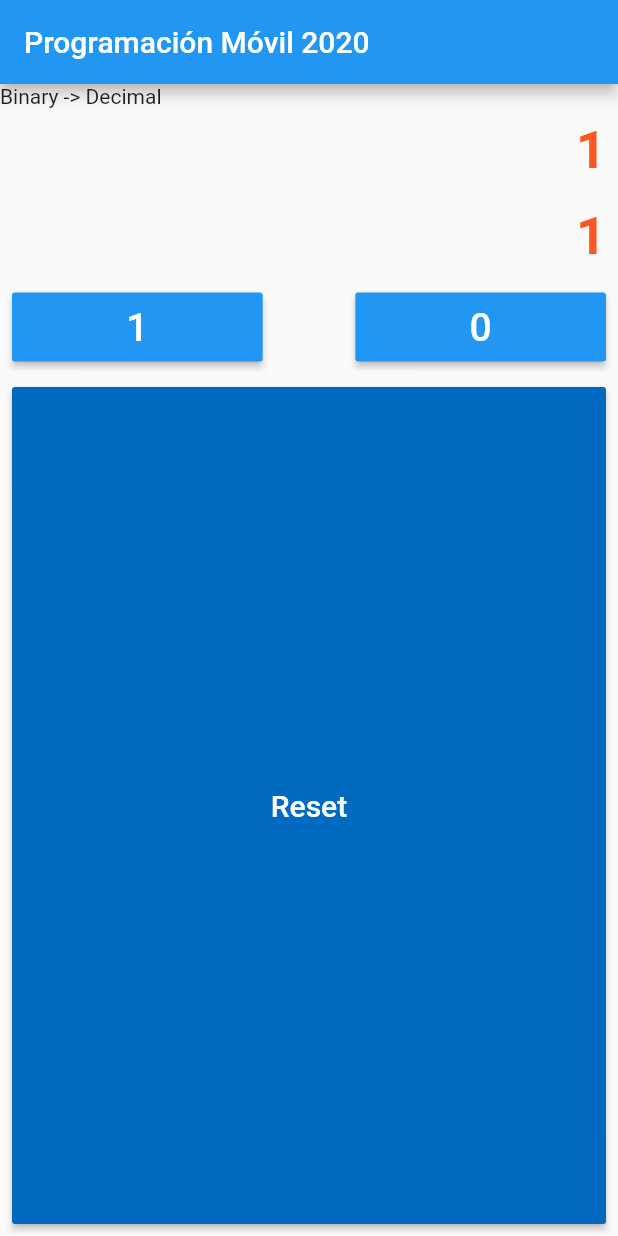
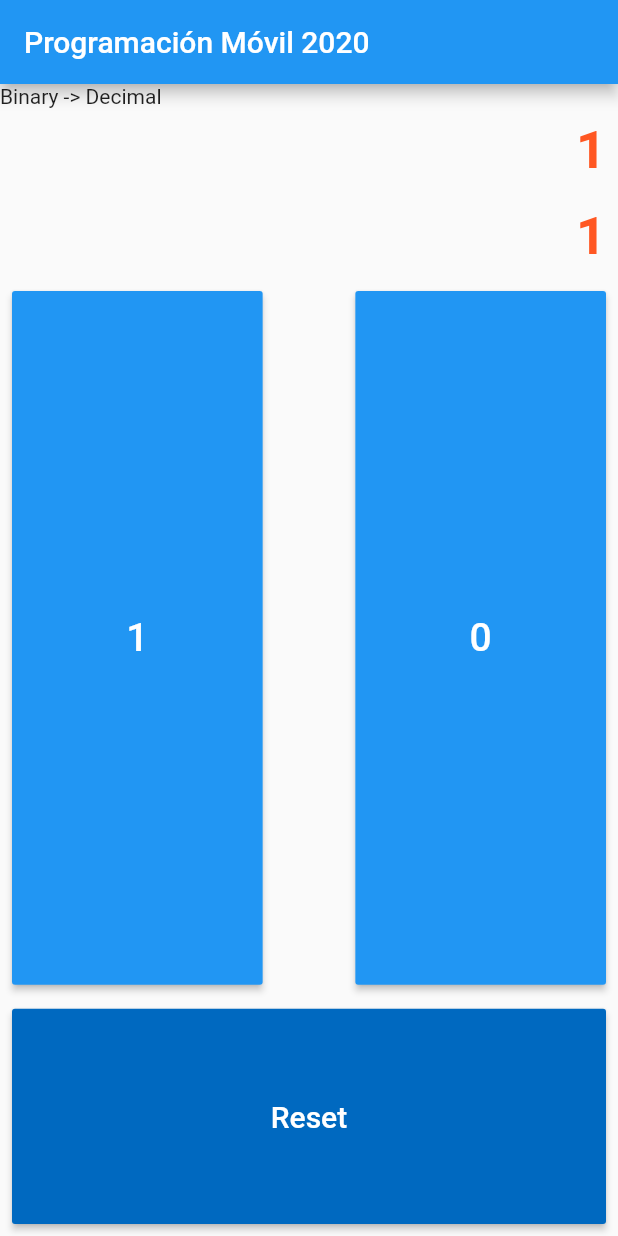
Before and after one commit to augustosalazar/F_Template_BinaryDecimalConverter, a Flutter app: the screen it shows after launch, after a tap on an icon or button, on a phone screen of 412 x 824 dp. Run offline on Flutter 3.47's test engine with Material 2 defaults, Android fonts, the phone set to English and light mode, and no system bars.

Commit message:
small code clean up

```diff
--- a/lib/widgets/converter.dart
+++ b/lib/widgets/converter.dart
@@ -59,43 +59,19 @@ class _ConverterState extends State<Converter> {
                         color:
                             Color(int.parse("#FF5722".replaceAll('#', '0xff'))),
                         fontSize: 35))),
-            Row(children: <Widget>[
-              Expanded(
-                flex: 4,
-                child: Padding(
-                  padding: const EdgeInsets.all(8.0),
-                  child: MaterialButton(
-                    color: Colors.blue,
-                    padding: const EdgeInsets.all(8.0),
-                    child: Text(
-                      "1",
-                      style: new TextStyle(fontSize: 26.0, color: Colors.white),
-                    ),
-                    onPressed: () {
-                      _onPressed(1);
-                    },
-                  ),
-                ),
+            Expanded(
+              flex: 3,
+              child: SizedBox(
+                height: double.infinity,
+                child: Row(
+                  crossAxisAlignment: CrossAxisAlignment.stretch,
+                  children: <Widget>[
+                  _numberButton(1),
+                  Spacer(),
+                  _numberButton(0),
+                ]),
               ),
-              Spacer(),
-              Expanded(
-                flex: 4,
-                child: Padding(
-                   padding: const EdgeInsets.all(8.0),
-                                  child: MaterialButton(
-                    color: Colors.blue,
-                    padding: const EdgeInsets.all(8.0),
-                    child: Text(
-                      "0",
-                      style: new TextStyle(fontSize: 26.0, color: Colors.white),
-                    ),
-                    onPressed: () {
-                      _onPressed(0);
-                    },
-                  ),
-                ),
-              ),
-            ]),
+            ),
             Expanded(
               flex: 1,
               child: Container(
@@ -115,4 +91,23 @@ class _ConverterState extends State<Converter> {
           ]),
     );
   }
+
+  Widget _numberButton(int number) {
+    return Expanded(
+      flex: 4,
+      child: Padding(
+        padding: const EdgeInsets.all(8.0),
+        child: MaterialButton(
+            color: Colors.blue,
+            onPressed: () {
+              _onPressed(number);
+            },
+            child: Text(number.toString(),
+                style: new TextStyle(
+                  fontSize: 26.0,
+                  color: Colors.white,
+                ))),
+      ),
+    );
+  }
 }
```
